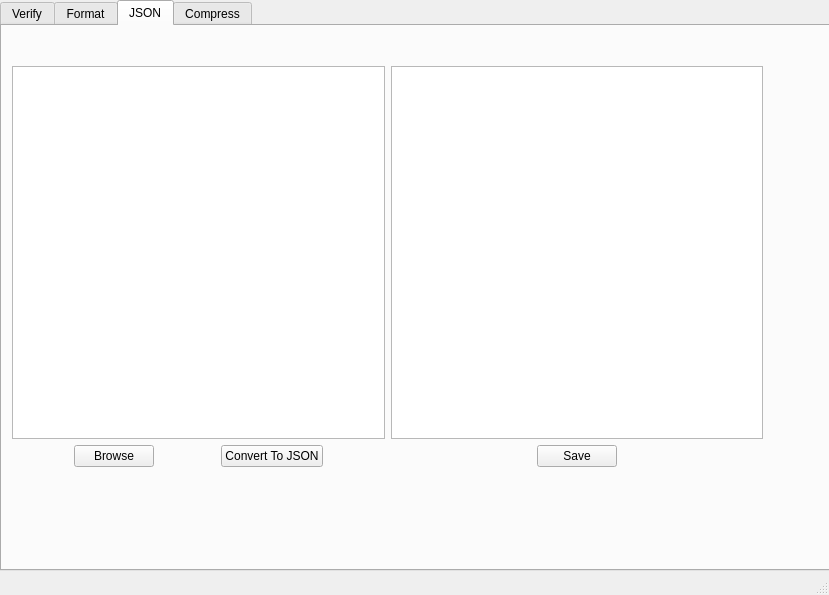
Old version of the form XML-EDITOR/mainwindow.ui in the repository Ahmed-Tarek-Mahmoud/CSE331-DSA-Project.
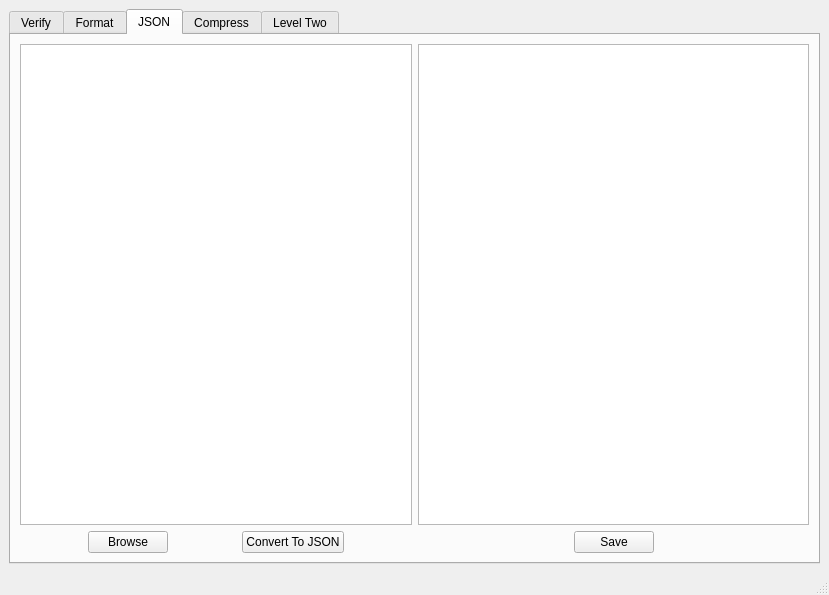
New version of the form. The open tabs and pages were chosen to show the change.

Patch:
```diff
--- a/XML-EDITOR/mainwindow.ui
+++ b/XML-EDITOR/mainwindow.ui
@@ -26,15 +26,9 @@
      <verstretch>0</verstretch>
     </sizepolicy>
    </property>
+   <layout class="QGridLayout" name="gridLayout">
+    <item row="0" column="0">
    <widget class="QTabWidget" name="tabWidget">
-    <property name="geometry">
-     <rect>
-      <x>0</x>
-      <y>0</y>
-      <width>831</width>
-      <height>571</height>
-     </rect>
-    </property>
     <property name="sizePolicy">
      <sizepolicy hsizetype="Preferred" vsizetype="Preferred">
       <horstretch>0</horstretch>
@@ -296,18 +290,17 @@
      <attribute name="title">
       <string>JSON</string>
      </attribute>
-     <widget class="QWidget" name="layoutWidget_2">
-      <property name="geometry">
-       <rect>
-        <x>10</x>
-        <y>40</y>
-        <width>751</width>
-        <height>401</height>
-       </rect>
-      </property>
+       <layout class="QGridLayout" name="gridLayout_4">
+        <item row="0" column="0">
       <layout class="QHBoxLayout" name="horizontalLayout_7">
+          <property name="sizeConstraint">
+           <enum>QLayout::SizeConstraint::SetMaximumSize</enum>
+          </property>
        <item>
         <layout class="QVBoxLayout" name="verticalLayout_5">
+            <property name="sizeConstraint">
+             <enum>QLayout::SizeConstraint::SetMaximumSize</enum>
+            </property>
          <item>
           <widget class="QTextEdit" name="xmlFormat"/>
          </item>
@@ -415,7 +408,8 @@
         </layout>
        </item>
       </layout>
-     </widget>
+        </item>
+       </layout>
     </widget>
     <widget class="QWidget" name="compressTab">
      <attribute name="title">
@@ -565,7 +559,14 @@
       </layout>
      </widget>
     </widget>
-   </widget>
+      <widget class="QWidget" name="tab">
+       <attribute name="title">
+        <string>Level Two</string>
+       </attribute>
+      </widget>
+     </widget>
+    </item>
+   </layout>
   </widget>
   <widget class="QMenuBar" name="menubar">
    <property name="geometry">
```
Left out of the diff: 30 changed lines with no effect on the pictures. Lines whose indentation alone changed are shown as unchanged.
